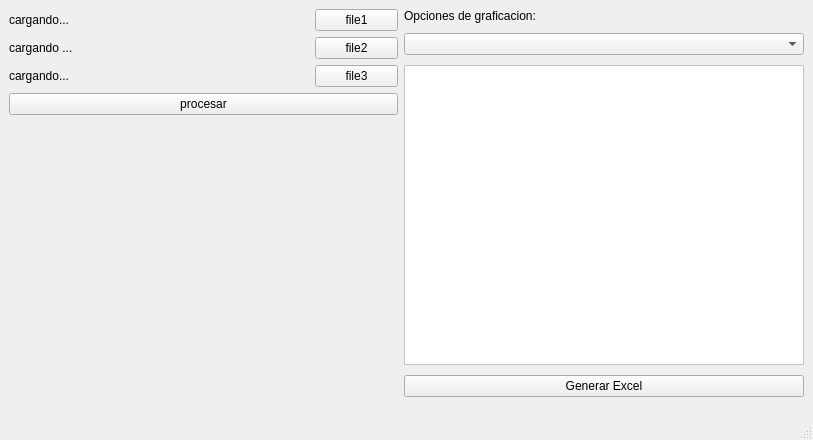
Before: the Qt Designer form mainwindow.ui in HitrafficGroup/excel-cal60, drawn with Qt 5.
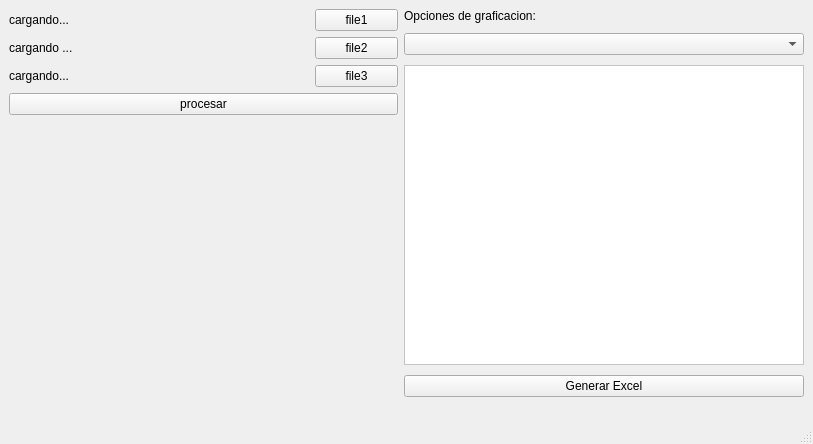
After: the same form once the commit is applied.

Patch:
```diff
--- a/mainwindow.ui
+++ b/mainwindow.ui
@@ -7,7 +7,7 @@
     <x>0</x>
     <y>0</y>
     <width>813</width>
-    <height>440</height>
+    <height>444</height>
    </rect>
   </property>
   <property name="windowTitle">
```
